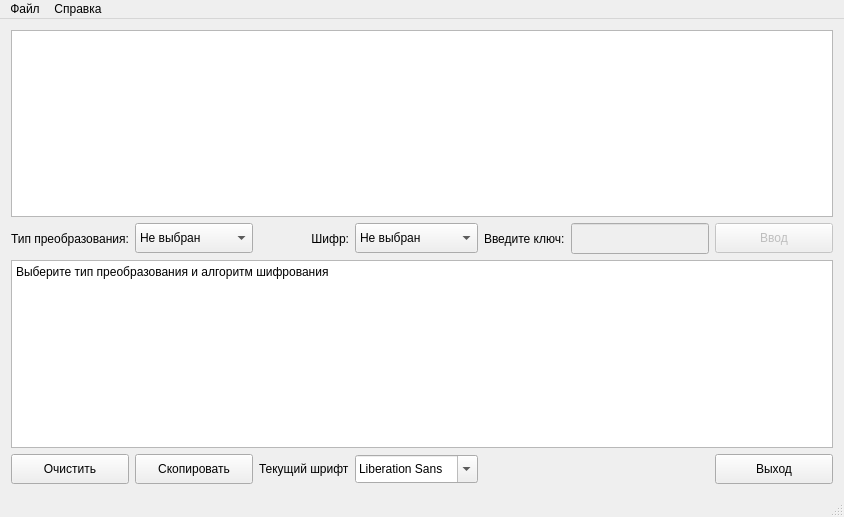
Above: src/crypt.ui from Sterly27/trpo before the change. Below: the same form after it.
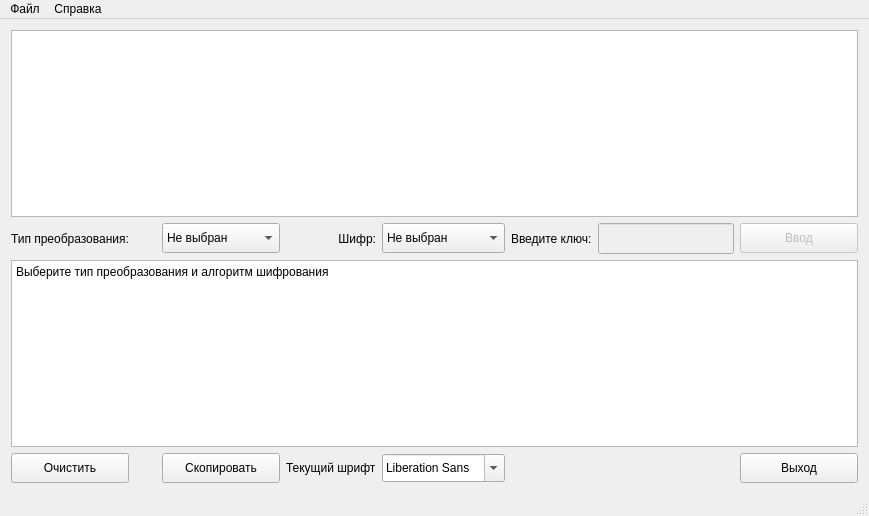
That is the form after the change.

Diff of the .ui file:
```diff
--- a/src/crypt.ui
+++ b/src/crypt.ui
@@ -9,14 +9,14 @@
    <rect>
     <x>0</x>
     <y>0</y>
-    <width>844</width>
-    <height>517</height>
+    <width>869</width>
+    <height>516</height>
    </rect>
   </property>
   <property name="minimumSize">
    <size>
-    <width>118</width>
-    <height>30</height>
+    <width>869</width>
+    <height>316</height>
    </size>
   </property>
   <property name="font">
@@ -58,6 +58,12 @@
     </item>
     <item row="1" column="0">
      <widget class="QLabel" name="label">
+      <property name="minimumSize">
+       <size>
+        <width>145</width>
+        <height>31</height>
+       </size>
+      </property>
       <property name="text">
        <string>Тип преобразования:</string>
       </property>
@@ -286,8 +292,8 @@
     <rect>
      <x>0</x>
      <y>0</y>
-     <width>844</width>
-     <height>21</height>
+     <width>869</width>
+     <height>27</height>
     </rect>
    </property>
    <widget class="QMenu" name="menu">
```
